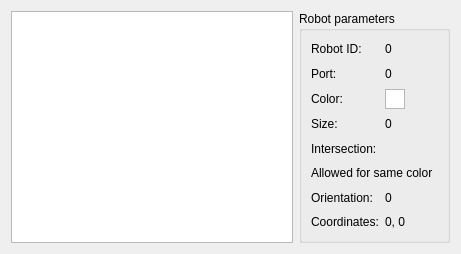
The window that robotwindow.ui (SmirnoffYM/AI-simulator) describes before a commit, drawn with Qt 5.
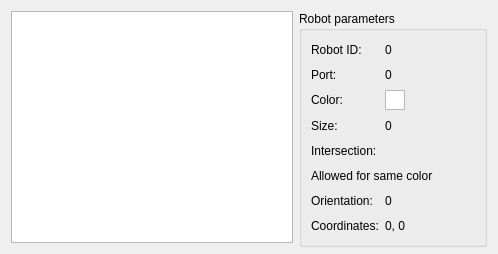
The same window after the commit.

```diff
--- a/robotwindow.ui
+++ b/robotwindow.ui
@@ -9,19 +9,19 @@
    <rect>
     <x>0</x>
     <y>0</y>
-    <width>461</width>
+    <width>498</width>
     <height>254</height>
    </rect>
   </property>
   <property name="minimumSize">
    <size>
-    <width>461</width>
+    <width>498</width>
     <height>254</height>
    </size>
   </property>
   <property name="maximumSize">
    <size>
-    <width>461</width>
+    <width>498</width>
     <height>254</height>
    </size>
   </property>
@@ -36,14 +36,14 @@
     <widget class="QGroupBox" name="statsGroupBox">
      <property name="minimumSize">
       <size>
-       <width>151</width>
-       <height>217</height>
+       <width>188</width>
+       <height>236</height>
       </size>
      </property>
      <property name="maximumSize">
       <size>
-       <width>151</width>
-       <height>16777215</height>
+       <width>188</width>
+       <height>236</height>
       </size>
      </property>
      <property name="title">
```
